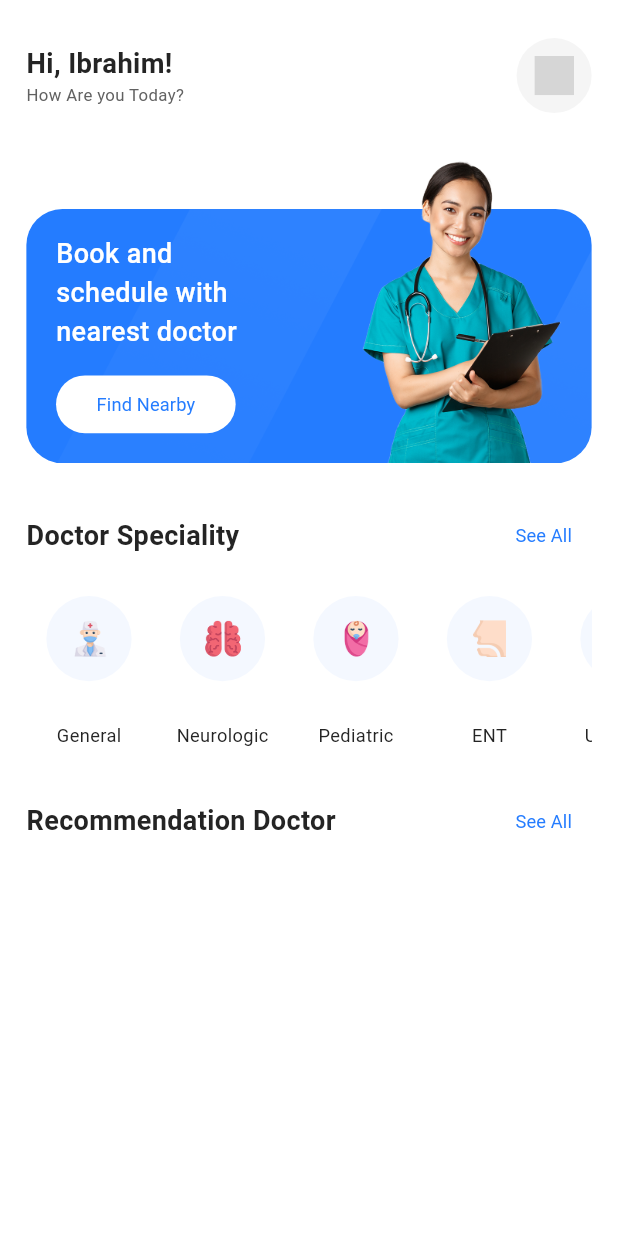
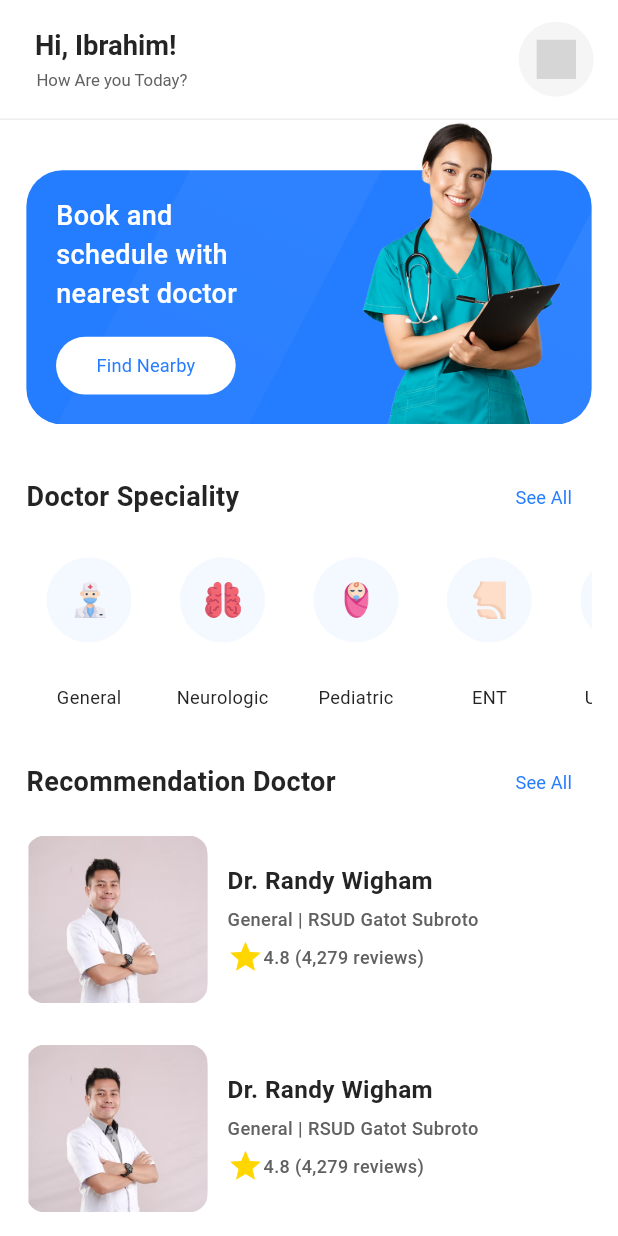
Before and after one commit to iibrahim-Beder/medi_book, a Flutter app: the screen it shows after launch, on a phone screen of 412 x 824 dp. Run offline on Flutter 3.47's test engine with Material 3 defaults, Android fonts, the phone set to English and light mode, and no system bars; our stand-ins replace bloc, dartz, dio, flutter_bloc, flutter_screenutil, flutter_svg and 5 more; generated files the repository leaves out were written again; project files that could hold a hidden picture were left out; grey boxes are pictures that could not be loaded.

Commit message:
- added styles - added doctors list veiw - added doctors list veiw - edit AppBar structure and add it to CustomScrollView

```diff
--- a/lib/core/theming/styles.dart
+++ b/lib/core/theming/styles.dart
@@ -44,6 +44,11 @@ abstract class TextStyles {
       color: ColorsManager.neutral60,
       fontWeight: FontWeightHelper.regular);
 
+      static TextStyle font12Text80Medium = TextStyle(
+      fontSize: 12.sp,
+      color: ColorsManager.text80,
+      fontWeight: FontWeightHelper.medium);
+
   static TextStyle font14Text50Medium = TextStyle(
       fontSize: 14.sp,
       color: ColorsManager.text50,
@@ -58,4 +63,11 @@ abstract class TextStyles {
       fontSize: 16.sp,
       color: ColorsManager.backgroundWhite,
       fontWeight: FontWeightHelper.semiBold);
+
+
+        static TextStyle font16Text100Bold = TextStyle(
+      fontSize: 16.sp,
+      color: ColorsManager.text100,
+      fontWeight: FontWeightHelper.bold);
+
 }
--- a/lib/features/home/presentation/views/home_view.dart
+++ b/lib/features/home/presentation/views/home_view.dart
@@ -3,7 +3,6 @@ import 'package:medi_book/features/home/presentation/views/widgets/home_view_bod
 
 class HomeView extends StatelessWidget {
   const HomeView({super.key});
-
   @override
   Widget build(BuildContext context) {
     return Scaffold(
--- /dev/null
+++ b/lib/features/home/presentation/views/widgets/doctors_list_veiwI_tem.dart
@@ -0,0 +1,49 @@
+import 'package:flutter/material.dart';
+import 'package:flutter_screenutil/flutter_screenutil.dart';
+import 'package:medi_book/core/helpers/spacing.dart';
+import 'package:medi_book/core/theming/styles.dart';
+
+class DoctorsListVeiwItem extends StatelessWidget {
+  const DoctorsListVeiwItem({super.key, required this.index});
+
+  final int index;
+
+  @override
+  Widget build(BuildContext context) {
+    return SizedBox(
+      height: 115,
+      child: Row(
+        children: [
+          ClipRRect(
+            borderRadius: BorderRadius.circular(12),
+            child: Image.asset(
+              "assets/images/rendy.png",
+              height: 110.h,
+              width: 110.w,
+              fit: BoxFit.cover,
+            ),
+          ),
+          horizontalSpace(12),
+          Column(
+            mainAxisAlignment: MainAxisAlignment.center,
+            crossAxisAlignment: CrossAxisAlignment.start,
+            children: [
+
+              Text("Dr. Randy Wigham", style: TextStyles.font16Text100Bold,),
+              verticalSpace(5),
+              Text("General | RSUD Gatot Subroto",style: TextStyles.font12Text80Medium,),
+              verticalSpace(5),
+              Row(
+                children: [
+                    Icon(Icons.star, color: Color(0xFFFFD600),),
+                  Text("4.8 (4,279 reviews)",style: TextStyles.font12Text80Medium.copyWith(fontSize: 12),),
+                ],
+              ),
+            ],
+          )
+
+        ],
+      ),
+    );
+  }
+}
--- a/lib/features/home/presentation/views/widgets/home_top_bar.dart
+++ /dev/null
@@ -1,64 +0,0 @@
-import 'package:flutter/material.dart';
-import 'package:flutter_screenutil/flutter_screenutil.dart';
-import 'package:flutter_svg/svg.dart';
-import 'package:medi_book/core/theming/colors.dart';
-import 'package:medi_book/core/theming/styles.dart';
-
-class HomeTopBar extends StatelessWidget {
-  const HomeTopBar({super.key});
-  final bool x = true;
-  @override
-  Widget build(BuildContext context) {
-    return Row(
-      mainAxisAlignment: MainAxisAlignment.spaceBetween,
-      children: [
-        Column(
-          mainAxisAlignment: MainAxisAlignment.spaceBetween,
-          crossAxisAlignment: CrossAxisAlignment.start,
-          children: [
-            Text(
-              "Hi, Ibrahim!",
-              style: TextStyles.font24Text100Bold.copyWith(fontSize: 18.sp),
-            ),
-            Text(
-              "How Are you Today?",
-              style: TextStyles.font11Text80Regular,
-            ),
-          ],
-        ),
-         GestureDetector(
-          onTap: () => print("Hello Tebsen"),
-          child: Container(
-            height: 50,
-            width: 50,
-            decoration: BoxDecoration(
-                color: ColorsManager.text20, shape: BoxShape.circle),
-            child: Stack(
-              alignment: Alignment.center,
-              children: [
-                Padding(
-                  padding: EdgeInsets.all(12),
-                  child: SvgPicture.asset(
-                    'assets/svgs/notifications.svg',
-                    fit: BoxFit.contain,
-                  ),
-                ),
-                x? Positioned(
-                  right: 14.w,
-                  top: 15.h,
-                  child: Container(
-                    height: 8.h,
-                    width: 8.h,
-                    decoration: BoxDecoration(
-                        color: Colors.redAccent, shape: BoxShape.circle),
-                  ),
-                ) : SizedBox.square()
-              ],
-            ),
-          ),
-        )
-
-      ],
-    );
-  }
-}
--- a/lib/features/home/presentation/views/widgets/home_view_body.dart
+++ b/lib/features/home/presentation/views/widgets/home_view_body.dart
@@ -4,7 +4,8 @@ import 'package:medi_book/core/helpers/spacing.dart';
 import 'package:medi_book/features/home/presentation/views/widgets/doctor_speciality_and_see_all.dart';
 import 'package:medi_book/features/home/presentation/views/widgets/doctor_speciality_list_view.dart';
 import 'package:medi_book/features/home/presentation/views/widgets/doctors_blue_container.dart';
-import 'package:medi_book/features/home/presentation/views/widgets/home_top_bar.dart';
+import 'package:medi_book/features/home/presentation/views/widgets/doctors_list_veiw.dart';
+import 'package:medi_book/features/home/presentation/views/widgets/home_app_bar.dart';
 import 'package:medi_book/features/home/presentation/views/widgets/recommendation_doctor_and_see_all.dart';
 
 class HomeViewBody extends StatelessWidget {
@@ -15,12 +16,12 @@ class HomeViewBody extends StatelessWidget {
     return SafeArea(
       child: CustomScrollView(
         slivers: [
-          SliverPadding(
-            padding: EdgeInsets.symmetric(horizontal: 16.w, vertical: 25.h),
-            sliver: SliverList(
-                delegate: SliverChildListDelegate([
-              const HomeTopBar(),
-              verticalSpace(30),
+          HomeAppBar(isThereNotifications: true,),
+          SliverToBoxAdapter(
+            child: Padding(
+              padding: EdgeInsets.symmetric(horizontal: 16.w),
+              child: Column(
+                children: [
                   const DoctorsBlueContainer(),
                   verticalSpace(24),
                   const DoctorSpecialityAndSeeAll(),
@@ -28,10 +29,12 @@ class HomeViewBody extends StatelessWidget {
                   const DoctorSpecialityListView(),
                   verticalSpace(24),
                   const RecommendationDoctorAndSeeAll(),
-              verticalSpace(12),
-
-            ])),
-          )
+                  verticalSpace(10),
+                ],
+              ),
+            ),
+          ),
+          const DoctorsListVeiw(),
         ],
       ),
     );
```
Also changed, not shown: lib/features/home/presentation/views/widgets/doctors_list_veiw.dart (added, +22 -0 lines), lib/features/home/presentation/views/widgets/home_app_bar.dart (added, +85 -0 lines), assets/images/rendy.png (added), 4 other files. Lines whose indentation alone changed are shown as unchanged.
